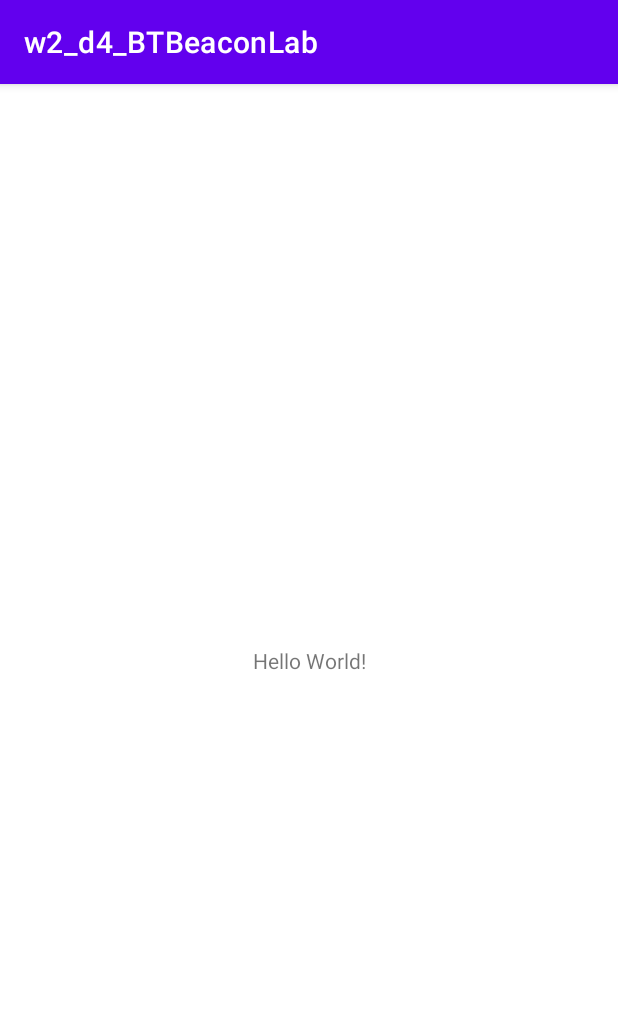
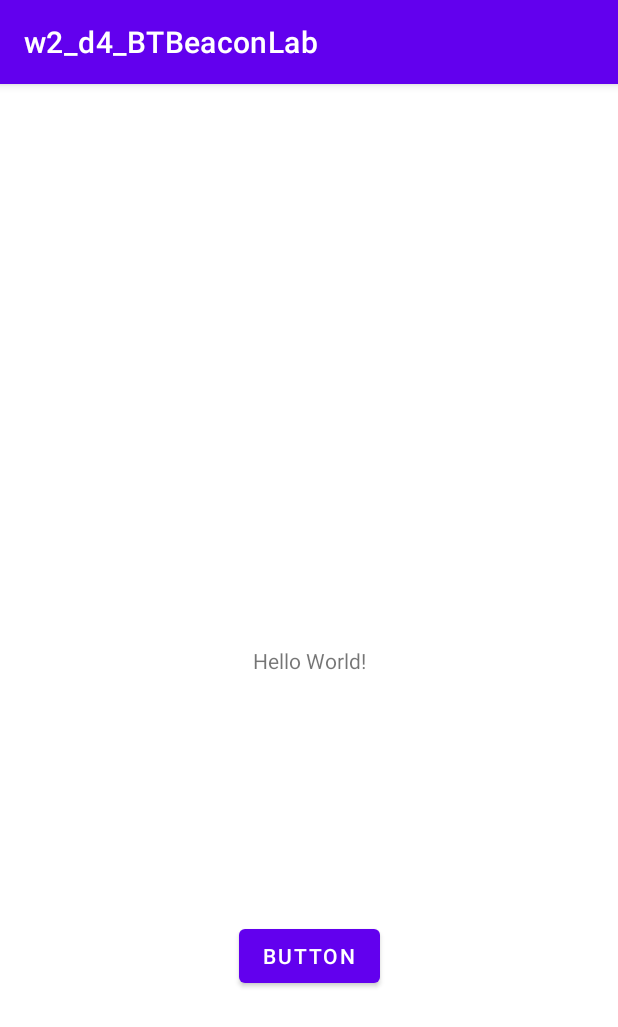
Before and after one commit to ArsalanShakil/w2_d4_BTBeaconLab, an Android app: the screen it shows after launch (MainActivity), on a phone screen of 412 x 824 dp. Shown: the top 1027 px of the screen. Run offline under Robolectric (Android 15) with nearby library versions, the phone set to English and light mode, and no system bars.

```diff
--- a/app/build.gradle
+++ b/app/build.gradle
@@ -1,6 +1,8 @@
 plugins {
     id 'com.android.application'
     id 'kotlin-android'
+    id 'kotlin-android-extensions'
+
 }
 
 android {
--- a/app/src/main/res/layout/activity_main.xml
+++ b/app/src/main/res/layout/activity_main.xml
@@ -7,6 +7,7 @@
     tools:context=".MainActivity">
 
     <TextView
+        android:id="@+id/textView"
         android:layout_width="wrap_content"
         android:layout_height="wrap_content"
         android:text="Hello World!"
@@ -15,4 +16,14 @@
         app:layout_constraintRight_toRightOf="parent"
         app:layout_constraintTop_toTopOf="parent" />
 
+    <Button
+        android:id="@+id/button"
+        android:layout_width="wrap_content"
+        android:layout_height="wrap_content"
+        android:text="Button"
+        app:layout_constraintBottom_toBottomOf="parent"
+        app:layout_constraintEnd_toEndOf="parent"
+        app:layout_constraintStart_toStartOf="parent"
+        app:layout_constraintTop_toBottomOf="@+id/textView" />
+
 </androidx.constraintlayout.widget.ConstraintLayout>
```
Also changed, not shown: app/src/main/AndroidManifest.xml (+7 -0 lines), app/src/main/java/com/example/w2_d4_btbeaconlab/MainActivity.kt (+92 -0 lines).
